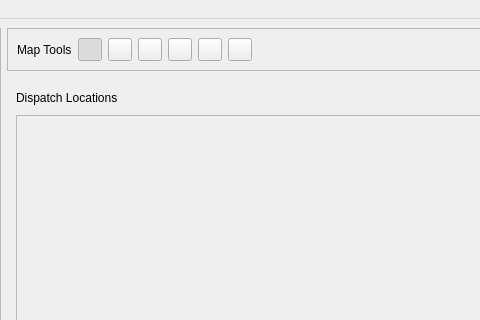
Above: irs/src/gui/wfipsmainwindow.ui from firelab/wfips before the change; both pictures show x 264 to 744 and y 0 to 320 of the 1207 by 806 pixel window. Below: the same form after it.
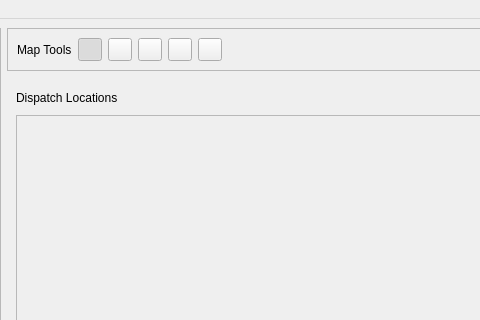
That is the form after the change. The open tabs and pages were chosen to show the change.

What changed in the file:
```diff
--- a/irs/src/gui/wfipsmainwindow.ui
+++ b/irs/src/gui/wfipsmainwindow.ui
@@ -266,22 +266,6 @@
            </property>
           </widget>
          </item>
-         <item>
-          <widget class="QToolButton" name="mapSelectRectToolButton">
-           <property name="toolTip">
-            <string>Select</string>
-           </property>
-           <property name="text">
-            <string/>
-           </property>
-           <property name="checkable">
-            <bool>true</bool>
-           </property>
-           <property name="autoExclusive">
-            <bool>true</bool>
-           </property>
-          </widget>
-         </item>
          <item>
           <spacer name="horizontalSpacer">
            <property name="orientation">
```
Left out of the diff: 2 changed lines with no effect on the pictures.
